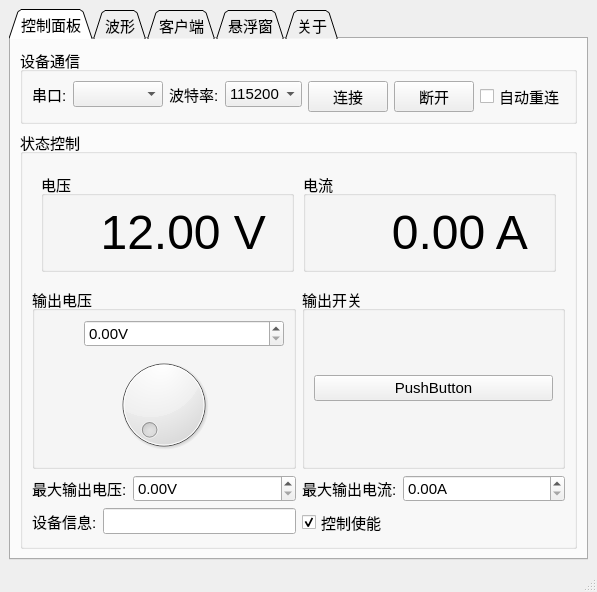
Old version of the form src/views/ui/mainWindow.ui in the repository yanyang517/powerSupplyMaster.
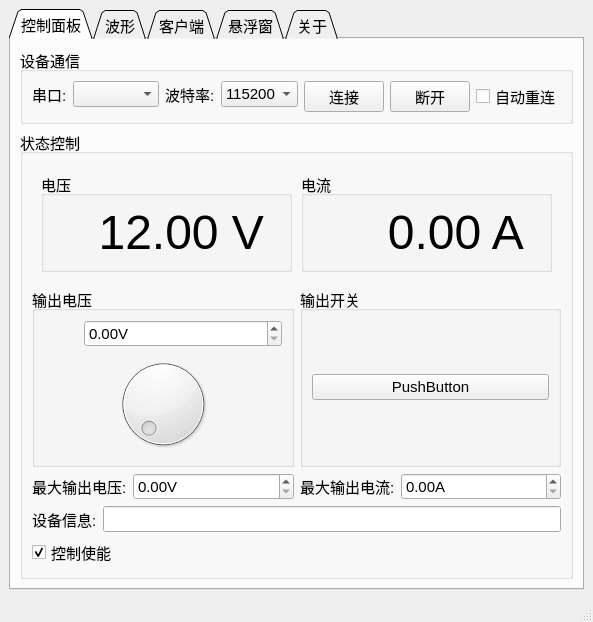
New version of the form.

```diff
--- a/src/views/ui/mainWindow.ui
+++ b/src/views/ui/mainWindow.ui
@@ -6,8 +6,8 @@
    <rect>
     <x>0</x>
     <y>0</y>
-    <width>597</width>
-    <height>592</height>
+    <width>578</width>
+    <height>622</height>
    </rect>
   </property>
   <property name="font">
@@ -135,7 +135,7 @@
           <property name="title">
            <string>状态控制</string>
           </property>
-          <layout class="QVBoxLayout" name="verticalLayout_4" stretch="1,2,0,0">
+          <layout class="QVBoxLayout" name="verticalLayout_4" stretch="1,2,0,0,0">
            <item>
             <layout class="QHBoxLayout" name="horizontalLayout_3">
              <property name="spacing">
@@ -368,6 +368,8 @@
                </item>
               </layout>
              </item>
+            </layout>
+           </item>
              <item>
               <widget class="QCheckBox" name="ctrl_enable_CB">
                <property name="text">
@@ -377,8 +379,6 @@
                 <bool>true</bool>
                </property>
               </widget>
-             </item>
-            </layout>
            </item>
           </layout>
          </widget>
```
Lines whose indentation alone changed are shown as unchanged.
